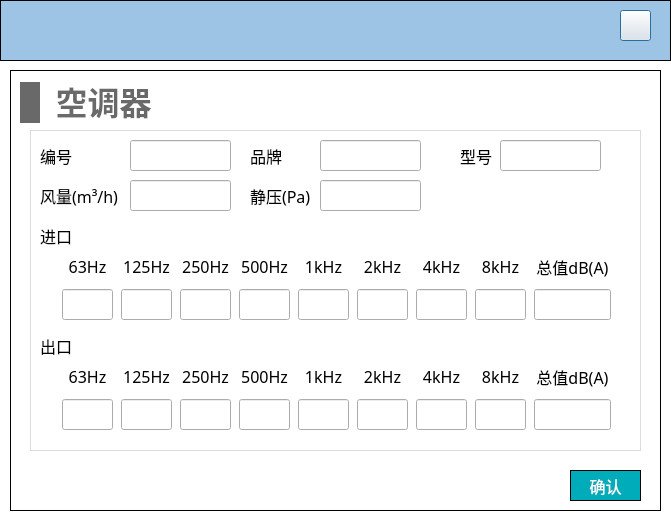
Before: the Qt Designer form NoiseCalSoft/inputDialog/dialog_aircondition_noise.ui in haobana/NoiCal, drawn with Qt 5.
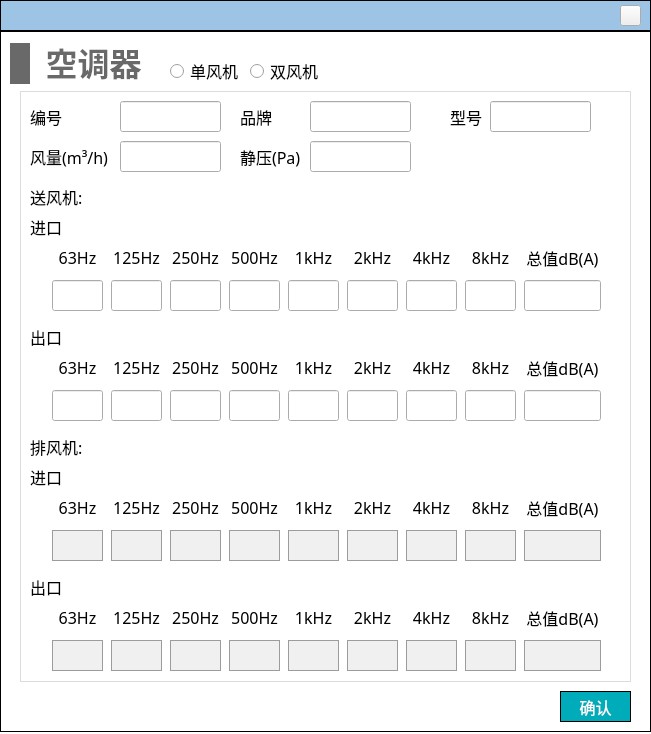
After: the same form once the commit is applied. Icons and pictures are not drawn.

What changed in the file:
```diff
--- a/NoiseCalSoft/inputDialog/dialog_aircondition_noise.ui
+++ b/NoiseCalSoft/inputDialog/dialog_aircondition_noise.ui
@@ -6,16 +6,10 @@
    <rect>
     <x>0</x>
     <y>0</y>
-    <width>671</width>
-    <height>519</height>
+    <width>651</width>
+    <height>734</height>
    </rect>
   </property>
-  <property name="minimumSize">
-   <size>
-    <width>671</width>
-    <height>519</height>
-   </size>
-  </property>
   <property name="windowTitle">
    <string>Dialog</string>
   </property>
@@ -37,47 +31,13 @@
 font-size: 13px;
 }</string>
   </property>
-  <widget class="QWidget" name="widget_top" native="true">
-   <property name="geometry">
-    <rect>
-     <x>0</x>
-     <y>0</y>
-     <width>671</width>
-     <height>61</height>
-    </rect>
-   </property>
-   <property name="styleSheet">
-    <string notr="true">#widget_top
-{
-border: 1px solid #000000;
-background-color: rgb(157, 196, 229);
-	background-color: rgb(157, 196, 229);
-}</string>
-   </property>
-   <widget class="QPushButton" name="close">
-    <property name="geometry">
-     <rect>
-      <x>620</x>
-      <y>10</y>
-      <width>31</width>
-      <height>31</height>
-     </rect>
-    </property>
-    <property name="styleSheet">
-     <string notr="true">border-image: url(:/images/image/closeWindow.jpg);</string>
-    </property>
-    <property name="text">
-     <string/>
-    </property>
-   </widget>
-  </widget>
   <widget class="QWidget" name="widget_add_fan_noise" native="true">
    <property name="geometry">
     <rect>
-     <x>10</x>
-     <y>70</y>
+     <x>0</x>
+     <y>31</y>
      <width>651</width>
-     <height>441</height>
+     <height>701</height>
     </rect>
    </property>
    <property name="styleSheet">
@@ -92,7 +52,7 @@
       <x>20</x>
       <y>60</y>
       <width>611</width>
-      <height>321</height>
+      <height>591</height>
      </rect>
     </property>
     <property name="styleSheet">
@@ -165,7 +125,7 @@
      <property name="geometry">
       <rect>
        <x>30</x>
-       <y>230</y>
+       <y>260</y>
        <width>561</width>
        <height>72</height>
       </rect>
@@ -817,7 +777,7 @@
      <property name="geometry">
       <rect>
        <x>10</x>
-       <y>90</y>
+       <y>120</y>
        <width>41</width>
        <height>31</height>
       </rect>
@@ -836,7 +796,7 @@
      <property name="geometry">
       <rect>
        <x>10</x>
-       <y>200</y>
+       <y>230</y>
        <width>41</width>
        <height>31</height>
       </rect>
@@ -855,7 +815,7 @@
      <property name="geometry">
       <rect>
        <x>30</x>
-       <y>120</y>
+       <y>150</y>
        <width>561</width>
        <height>72</height>
       </rect>
@@ -1351,43 +1311,1301 @@
          </widget>
         </item>
         <item>
-         <widget class="QLineEdit" name="lineEdit_in_total">
-          <property name="minimumSize">
-           <size>
-            <width>77</width>
-            <height>31</height>
-           </size>
-          </property>
-          <property name="maximumSize">
-           <size>
-            <width>51</width>
-            <height>31</height>
-           </size>
-          </property>
-          <property name="font">
-           <font>
-            <family>Microsoft YaHei</family>
-            <pointsize>-1</pointsize>
-           </font>
-          </property>
-          <property name="alignment">
-           <set>Qt::AlignCenter</set>
-          </property>
-          <property name="readOnly">
-           <bool>true</bool>
-          </property>
-         </widget>
-        </item>
-       </layout>
-      </item>
-     </layout>
+         <widget class="QLineEdit" name="lineEdit_send_in_total">
+          <property name="minimumSize">
+           <size>
+            <width>77</width>
+            <height>31</height>
+           </size>
+          </property>
+          <property name="maximumSize">
+           <size>
+            <width>51</width>
+            <height>31</height>
+           </size>
+          </property>
+          <property name="font">
+           <font>
+            <family>Microsoft YaHei</family>
+            <pointsize>-1</pointsize>
+           </font>
+          </property>
+          <property name="alignment">
+           <set>Qt::AlignCenter</set>
+          </property>
+          <property name="readOnly">
+           <bool>true</bool>
+          </property>
+         </widget>
+        </item>
+       </layout>
+      </item>
+     </layout>
+    </widget>
+    <widget class="QLabel" name="label_31">
+     <property name="geometry">
+      <rect>
+       <x>10</x>
+       <y>90</y>
+       <width>61</width>
+       <height>31</height>
+      </rect>
+     </property>
+     <property name="font">
+      <font>
+       <family>Microsoft YaHei</family>
+       <pointsize>-1</pointsize>
+      </font>
+     </property>
+     <property name="text">
+      <string>送风机:</string>
+     </property>
+    </widget>
+    <widget class="QLabel" name="label_32">
+     <property name="geometry">
+      <rect>
+       <x>10</x>
+       <y>340</y>
+       <width>61</width>
+       <height>31</height>
+      </rect>
+     </property>
+     <property name="font">
+      <font>
+       <family>Microsoft YaHei</family>
+       <pointsize>-1</pointsize>
+      </font>
+     </property>
+     <property name="text">
+      <string>排风机:</string>
+     </property>
+    </widget>
+    <widget class="QWidget" name="layoutWidget_5">
+     <property name="geometry">
+      <rect>
+       <x>30</x>
+       <y>400</y>
+       <width>561</width>
+       <height>72</height>
+      </rect>
+     </property>
+     <layout class="QHBoxLayout" name="horizontalLayout_3">
+      <item>
+       <layout class="QVBoxLayout" name="verticalLayout_19">
+        <item>
+         <widget class="QLabel" name="label_30">
+          <property name="minimumSize">
+           <size>
+            <width>51</width>
+            <height>31</height>
+           </size>
+          </property>
+          <property name="maximumSize">
+           <size>
+            <width>51</width>
+            <height>31</height>
+           </size>
+          </property>
+          <property name="font">
+           <font>
+            <family>Microsoft YaHei</family>
+            <pointsize>-1</pointsize>
+           </font>
+          </property>
+          <property name="text">
+           <string>63Hz</string>
+          </property>
+          <property name="alignment">
+           <set>Qt::AlignCenter</set>
+          </property>
+         </widget>
+        </item>
+        <item>
+         <widget class="QLineEdit" name="lineEdit_exhaust_in_63">
+          <property name="minimumSize">
+           <size>
+            <width>51</width>
+            <height>31</height>
+           </size>
+          </property>
+          <property name="maximumSize">
+           <size>
+            <width>51</width>
+            <height>31</height>
+           </size>
+          </property>
+          <property name="font">
+           <font>
+            <family>Microsoft YaHei</family>
+            <pointsize>-1</pointsize>
+           </font>
+          </property>
+          <property name="styleSheet">
+           <string notr="true">background-color: rgb(240, 240, 240);
+border: 1px solid #9C9C9C;</string>
+          </property>
+          <property name="alignment">
+           <set>Qt::AlignCenter</set>
+          </property>
+          <property name="readOnly">
+           <bool>true</bool>
+          </property>
+         </widget>
+        </item>
+       </layout>
+      </item>
+      <item>
+       <layout class="QVBoxLayout" name="verticalLayout_20">
+        <item>
+         <widget class="QLabel" name="label_33">
+          <property name="minimumSize">
+           <size>
+            <width>51</width>
+            <height>31</height>
+           </size>
+          </property>
+          <property name="maximumSize">
+           <size>
+            <width>51</width>
+            <height>31</height>
+           </size>
+          </property>
+          <property name="font">
+           <font>
+            <family>Microsoft YaHei</family>
+            <pointsize>-1</pointsize>
+           </font>
+          </property>
+          <property name="text">
+           <string>125Hz</string>
+          </property>
+          <property name="alignment">
+           <set>Qt::AlignCenter</set>
+          </property>
+         </widget>
+        </item>
+        <item>
+         <widget class="QLineEdit" name="lineEdit_exhaust_in_125">
+          <property name="minimumSize">
+           <size>
+            <width>51</width>
+            <height>31</height>
+           </size>
+          </property>
+          <property name="maximumSize">
+           <size>
+            <width>51</width>
+            <height>31</height>
+           </size>
+          </property>
+          <property name="font">
+           <font>
+            <family>Microsoft YaHei</family>
+            <pointsize>-1</pointsize>
+           </font>
+          </property>
+          <property name="styleSheet">
+           <string notr="true">background-color: rgb(240, 240, 240);
+border: 1px solid #9C9C9C;</string>
+          </property>
+          <property name="alignment">
+           <set>Qt::AlignCenter</set>
+          </property>
+          <property name="readOnly">
+           <bool>true</bool>
+          </property>
+         </widget>
+        </item>
+       </layout>
+      </item>
+      <item>
+       <layout class="QVBoxLayout" name="verticalLayout_21">
+        <item>
+         <widget class="QLabel" name="label_34">
+          <property name="minimumSize">
+           <size>
+            <width>51</width>
+            <height>31</height>
+           </size>
+          </property>
+          <property name="maximumSize">
+           <size>
+            <width>51</width>
+            <height>31</height>
+           </size>
+          </property>
+          <property name="font">
+           <font>
+            <family>Microsoft YaHei</family>
+            <pointsize>-1</pointsize>
+           </font>
+          </property>
+          <property name="text">
+           <string>250Hz</string>
+          </property>
+          <property name="alignment">
+           <set>Qt::AlignCenter</set>
+          </property>
+         </widget>
+        </item>
+        <item>
+         <widget class="QLineEdit" name="lineEdit_exhaust_in_250">
+          <property name="minimumSize">
+           <size>
+            <width>51</width>
+            <height>31</height>
+           </size>
+          </property>
+          <property name="maximumSize">
+           <size>
+            <width>51</width>
+            <height>31</height>
+           </size>
+          </property>
+          <property name="font">
+           <font>
+            <family>Microsoft YaHei</family>
+            <pointsize>-1</pointsize>
+           </font>
+          </property>
+          <property name="styleSheet">
+           <string notr="true">background-color: rgb(240, 240, 240);
+border: 1px solid #9C9C9C;</string>
+          </property>
+          <property name="alignment">
+           <set>Qt::AlignCenter</set>
+          </property>
+          <property name="readOnly">
+           <bool>true</bool>
+          </property>
+         </widget>
+        </item>
+       </layout>
+      </item>
+      <item>
+       <layout class="QVBoxLayout" name="verticalLayout_22">
+        <item>
+         <widget class="QLabel" name="label_35">
+          <property name="minimumSize">
+           <size>
+            <width>51</width>
+            <height>31</height>
+           </size>
+          </property>
+          <property name="maximumSize">
+           <size>
+            <width>51</width>
+            <height>31</height>
+           </size>
+          </property>
+          <property name="font">
+           <font>
+            <family>Microsoft YaHei</family>
+            <pointsize>-1</pointsize>
+           </font>
+          </property>
+          <property name="text">
+           <string>500Hz</string>
+          </property>
+          <property name="alignment">
+           <set>Qt::AlignCenter</set>
+          </property>
+         </widget>
+        </item>
+        <item>
+         <widget class="QLineEdit" name="lineEdit_exhaust_in_500">
+          <property name="minimumSize">
+           <size>
+            <width>51</width>
+            <height>31</height>
+           </size>
+          </property>
+          <property name="maximumSize">
+           <size>
+            <width>51</width>
+            <height>31</height>
+           </size>
+          </property>
+          <property name="font">
+           <font>
+            <family>Microsoft YaHei</family>
+            <pointsize>-1</pointsize>
+           </font>
+          </property>
+          <property name="styleSheet">
+           <string notr="true">background-color: rgb(240, 240, 240);
+border: 1px solid #9C9C9C;</string>
+          </property>
+          <property name="alignment">
+           <set>Qt::AlignCenter</set>
+          </property>
+          <property name="readOnly">
+           <bool>true</bool>
+          </property>
+         </widget>
+        </item>
+       </layout>
+      </item>
+      <item>
+       <layout class="QVBoxLayout" name="verticalLayout_23">
+        <item>
+         <widget class="QLabel" name="label_36">
+          <property name="minimumSize">
+           <size>
+            <width>51</width>
+            <height>31</height>
+           </size>
+          </property>
+          <property name="maximumSize">
+           <size>
+            <width>51</width>
+            <height>31</height>
+           </size>
+          </property>
+          <property name="font">
+           <font>
+            <family>Microsoft YaHei</family>
+            <pointsize>-1</pointsize>
+           </font>
+          </property>
+          <property name="text">
+           <string>1kHz</string>
+          </property>
+          <property name="alignment">
+           <set>Qt::AlignCenter</set>
+          </property>
+         </widget>
+        </item>
+        <item>
+         <widget class="QLineEdit" name="lineEdit_exhaust_in_1k">
+          <property name="minimumSize">
+           <size>
+            <width>51</width>
+            <height>31</height>
+           </size>
+          </property>
+          <property name="maximumSize">
+           <size>
+            <width>51</width>
+            <height>31</height>
+           </size>
+          </property>
+          <property name="font">
+           <font>
+            <family>Microsoft YaHei</family>
+            <pointsize>-1</pointsize>
+           </font>
+          </property>
+          <property name="styleSheet">
+           <string notr="true">background-color: rgb(240, 240, 240);
+border: 1px solid #9C9C9C;</string>
+          </property>
+          <property name="alignment">
+           <set>Qt::AlignCenter</set>
+          </property>
+          <property name="readOnly">
+           <bool>true</bool>
+          </property>
+         </widget>
+        </item>
+       </layout>
+      </item>
+      <item>
+       <layout class="QVBoxLayout" name="verticalLayout_24">
+        <property name="spacing">
+         <number>6</number>
+        </property>
+        <item>
+         <widget class="QLabel" name="label_37">
+          <property name="minimumSize">
+           <size>
+            <width>51</width>
+            <height>31</height>
+           </size>
+          </property>
+          <property name="maximumSize">
+           <size>
+            <width>51</width>
+            <height>31</height>
+           </size>
+          </property>
+          <property name="font">
+           <font>
+            <family>Microsoft YaHei</family>
+            <pointsize>-1</pointsize>
+           </font>
+          </property>
+          <property name="text">
+           <string>2kHz</string>
+          </property>
+          <property name="alignment">
+           <set>Qt::AlignCenter</set>
+          </property>
+         </widget>
+        </item>
+        <item>
+         <widget class="QLineEdit" name="lineEdit_exhaust_in_2k">
+          <property name="minimumSize">
+           <size>
+            <width>51</width>
+            <height>31</height>
+           </size>
+          </property>
+          <property name="maximumSize">
+           <size>
+            <width>51</width>
+            <height>31</height>
+           </size>
+          </property>
+          <property name="font">
+           <font>
+            <family>Microsoft YaHei</family>
+            <pointsize>-1</pointsize>
+           </font>
+          </property>
+          <property name="styleSheet">
+           <string notr="true">background-color: rgb(240, 240, 240);
+border: 1px solid #9C9C9C;</string>
+          </property>
+          <property name="alignment">
+           <set>Qt::AlignCenter</set>
+          </property>
+          <property name="readOnly">
+           <bool>true</bool>
+          </property>
+         </widget>
+        </item>
+       </layout>
+      </item>
+      <item>
+       <layout class="QVBoxLayout" name="verticalLayout_25">
+        <item>
+         <widget class="QLabel" name="label_2">
+          <property name="minimumSize">
+           <size>
+            <width>51</width>
+            <height>31</height>
+           </size>
+          </property>
+          <property name="maximumSize">
+           <size>
+            <width>51</width>
+            <height>31</height>
+           </size>
+          </property>
+          <property name="font">
+           <font>
+            <family>Microsoft YaHei</family>
+            <pointsize>-1</pointsize>
+           </font>
+          </property>
+          <property name="text">
+           <string>4kHz</string>
+          </property>
+          <property name="alignment">
+           <set>Qt::AlignCenter</set>
+          </property>
+         </widget>
+        </item>
+        <item>
+         <widget class="QLineEdit" name="lineEdit_exhaust_in_4k">
+          <property name="minimumSize">
+           <size>
+            <width>51</width>
+            <height>31</height>
+           </size>
+          </property>
+          <property name="maximumSize">
+           <size>
+            <width>51</width>
+            <height>31</height>
+           </size>
+          </property>
+          <property name="font">
+           <font>
+            <family>Microsoft YaHei</family>
+            <pointsize>-1</pointsize>
+           </font>
+          </property>
+          <property name="styleSheet">
+           <string notr="true">background-color: rgb(240, 240, 240);
+border: 1px solid #9C9C9C;</string>
+          </property>
+          <property name="alignment">
+           <set>Qt::AlignCenter</set>
+          </property>
+          <property name="readOnly">
+           <bool>true</bool>
+          </property>
+         </widget>
+        </item>
+       </layout>
+      </item>
+      <item>
+       <layout class="QVBoxLayout" name="verticalLayout_26">
+        <item>
+         <widget class="QLabel" name="label_38">
+          <property name="minimumSize">
+           <size>
+            <width>51</width>
+            <height>31</height>
+           </size>
+          </property>
+          <property name="maximumSize">
+           <size>
+            <width>51</width>
+            <height>31</height>
+           </size>
+          </property>
+          <property name="font">
+           <font>
+            <family>Microsoft YaHei</family>
+            <pointsize>-1</pointsize>
+           </font>
+          </property>
+          <property name="text">
+           <string>8kHz</string>
+          </property>
+          <property name="alignment">
+           <set>Qt::AlignCenter</set>
+          </property>
+         </widget>
+        </item>
+        <item>
+         <widget class="QLineEdit" name="lineEdit_exhaust_in_8k">
+          <property name="minimumSize">
+           <size>
+            <width>51</width>
+            <height>31</height>
+           </size>
+          </property>
+          <property name="maximumSize">
+           <size>
+            <width>51</width>
+            <height>31</height>
+           </size>
+          </property>
+          <property name="font">
+           <font>
+            <family>Microsoft YaHei</family>
+            <pointsize>-1</pointsize>
+           </font>
+          </property>
+          <property name="styleSheet">
+           <string notr="true">background-color: rgb(240, 240, 240);
+border: 1px solid #9C9C9C;</string>
+          </property>
+          <property name="alignment">
+           <set>Qt::AlignCenter</set>
+          </property>
+          <property name="readOnly">
+           <bool>true</bool>
+          </property>
+         </widget>
+        </item>
+       </layout>
+      </item>
+      <item>
+       <layout class="QVBoxLayout" name="verticalLayout_27">
+        <item>
+         <widget class="QLabel" name="label_39">
+          <property name="minimumSize">
+           <size>
+            <width>77</width>
+            <height>31</height>
+           </size>
+          </property>
+          <property name="maximumSize">
+           <size>
+            <width>51</width>
+            <height>31</height>
+           </size>
+          </property>
+          <property name="font">
+           <font>
+            <family>Microsoft YaHei</family>
+            <pointsize>-1</pointsize>
+           </font>
+          </property>
+          <property name="text">
+           <string>总值dB(A)</string>
+          </property>
+          <property name="alignment">
+           <set>Qt::AlignCenter</set>
+          </property>
+         </widget>
+        </item>
+        <item>
+         <widget class="QLineEdit" name="lineEdit_exhaust_in_total">
+          <property name="minimumSize">
+           <size>
+            <width>77</width>
+            <height>31</height>
+           </size>
+          </property>
+          <property name="maximumSize">
+           <size>
+            <width>51</width>
+            <height>31</height>
+           </size>
+          </property>
+          <property name="font">
+           <font>
+            <family>Microsoft YaHei</family>
+            <pointsize>-1</pointsize>
+           </font>
+          </property>
+          <property name="styleSheet">
+           <string notr="true">background-color: rgb(240, 240, 240);
+border: 1px solid #9C9C9C;</string>
+          </property>
+          <property name="alignment">
+           <set>Qt::AlignCenter</set>
+          </property>
+          <property name="readOnly">
+           <bool>true</bool>
+          </property>
+         </widget>
+        </item>
+       </layout>
+      </item>
+     </layout>
+    </widget>
+    <widget class="QLabel" name="label_40">
+     <property name="geometry">
+      <rect>
+       <x>10</x>
+       <y>370</y>
+       <width>41</width>
+       <height>31</height>
+      </rect>
+     </property>
+     <property name="font">
+      <font>
+       <family>Microsoft YaHei</family>
+       <pointsize>-1</pointsize>
+      </font>
+     </property>
+     <property name="text">
+      <string>进口</string>
+     </property>
+    </widget>
+    <widget class="QWidget" name="layoutWidget_2">
+     <property name="geometry">
+      <rect>
+       <x>30</x>
+       <y>510</y>
+       <width>561</width>
+       <height>72</height>
+      </rect>
+     </property>
+     <layout class="QHBoxLayout" name="horizontalLayout_4">
+      <item>
+       <layout class="QVBoxLayout" name="verticalLayout_28">
+        <item>
+         <widget class="QLabel" name="label_13">
+          <property name="minimumSize">
+           <size>
+            <width>51</width>
+            <height>31</height>
+           </size>
+          </property>
+          <property name="maximumSize">
+           <size>
+            <width>51</width>
+            <height>31</height>
+           </size>
+          </property>
+          <property name="font">
+           <font>
+            <family>Microsoft YaHei</family>
+            <pointsize>-1</pointsize>
+           </font>
+          </property>
+          <property name="text">
+           <string>63Hz</string>
+          </property>
+          <property name="alignment">
+           <set>Qt::AlignCenter</set>
+          </property>
+         </widget>
+        </item>
+        <item>
+         <widget class="QLineEdit" name="lineEdit_exhaust_out_63">
+          <property name="minimumSize">
+           <size>
+            <width>51</width>
+            <height>31</height>
+           </size>
+          </property>
+          <property name="maximumSize">
+           <size>
+            <width>51</width>
+            <height>31</height>
+           </size>
+          </property>
+          <property name="font">
+           <font>
+            <family>Microsoft YaHei</family>
+            <pointsize>-1</pointsize>
+           </font>
+          </property>
+          <property name="styleSheet">
+           <string notr="true">background-color: rgb(240, 240, 240);
+border: 1px solid #9C9C9C;</string>
+          </property>
+          <property name="alignment">
+           <set>Qt::AlignCenter</set>
+          </property>
+          <property name="readOnly">
+           <bool>true</bool>
+          </property>
+         </widget>
+        </item>
+       </layout>
+      </item>
+      <item>
+       <layout class="QVBoxLayout" name="verticalLayout_29">
+        <item>
+         <widget class="QLabel" name="label_41">
+          <property name="minimumSize">
+           <size>
+            <width>51</width>
+            <height>31</height>
+           </size>
+          </property>
+          <property name="maximumSize">
+           <size>
+            <width>51</width>
+            <height>31</height>
+           </size>
+          </property>
+          <property name="font">
+           <font>
+            <family>Microsoft YaHei</family>
+            <pointsize>-1</pointsize>
+           </font>
+          </property>
+          <property name="text">
+           <string>125Hz</string>
+          </property>
+          <property name="alignment">
+           <set>Qt::AlignCenter</set>
+          </property>
+         </widget>
+        </item>
+        <item>
+         <widget class="QLineEdit" name="lineEdit_exhaust_out_125">
+          <property name="minimumSize">
+           <size>
+            <width>51</width>
+            <height>31</height>
+           </size>
+          </property>
+          <property name="maximumSize">
+           <size>
+            <width>51</width>
+            <height>31</height>
+           </size>
+          </property>
+          <property name="font">
+           <font>
+            <family>Microsoft YaHei</family>
+            <pointsize>-1</pointsize>
+           </font>
+          </property>
+          <property name="styleSheet">
+           <string notr="true">background-color: rgb(240, 240, 240);
+border: 1px solid #9C9C9C;</string>
+          </property>
+          <property name="alignment">
+           <set>Qt::AlignCenter</set>
+          </property>
+          <property name="readOnly">
+           <bool>true</bool>
+          </property>
+         </widget>
+        </item>
+       </layout>
+      </item>
+      <item>
+       <layout class="QVBoxLayout" name="verticalLayout_30">
+        <item>
+         <widget class="QLabel" name="label_42">
+          <property name="minimumSize">
+           <size>
+            <width>51</width>
+            <height>31</height>
+           </size>
+          </property>
+          <property name="maximumSize">
+           <size>
+            <width>51</width>
+            <height>31</height>
+           </size>
+          </property>
+          <property name="font">
+           <font>
+            <family>Microsoft YaHei</family>
+            <pointsize>-1</pointsize>
+           </font>
+          </property>
+          <property name="text">
+           <string>250Hz</string>
+          </property>
+          <property name="alignment">
+           <set>Qt::AlignCenter</set>
+          </property>
+         </widget>
+        </item>
+        <item>
+         <widget class="QLineEdit" name="lineEdit_exhaust_out_250">
+          <property name="minimumSize">
+           <size>
+            <width>51</width>
+            <height>31</height>
+           </size>
+          </property>
+          <property name="maximumSize">
+           <size>
+            <width>51</width>
+            <height>31</height>
+           </size>
+          </property>
+          <property name="font">
+           <font>
+            <family>Microsoft YaHei</family>
+            <pointsize>-1</pointsize>
+           </font>
+          </property>
+          <property name="styleSheet">
+           <string notr="true">background-color: rgb(240, 240, 240);
+border: 1px solid #9C9C9C;</string>
+          </property>
+          <property name="alignment">
+           <set>Qt::AlignCenter</set>
+          </property>
+          <property name="readOnly">
+           <bool>true</bool>
+          </property>
+         </widget>
+        </item>
+       </layout>
+      </item>
+      <item>
+       <layout class="QVBoxLayout" name="verticalLayout_31">
+        <item>
+         <widget class="QLabel" name="label_43">
+          <property name="minimumSize">
+           <size>
+            <width>51</width>
+            <height>31</height>
+           </size>
+          </property>
+          <property name="maximumSize">
+           <size>
+            <width>51</width>
+            <height>31</height>
+           </size>
+          </property>
+          <property name="font">
+           <font>
+            <family>Microsoft YaHei</family>
+            <pointsize>-1</pointsize>
+           </font>
+          </property>
+          <property name="text">
+           <string>500Hz</string>
+          </property>
+          <property name="alignment">
+           <set>Qt::AlignCenter</set>
+          </property>
+         </widget>
+        </item>
+        <item>
+         <widget class="QLineEdit" name="lineEdit_exhaust_out_500">
+          <property name="minimumSize">
+           <size>
+            <width>51</width>
+            <height>31</height>
+           </size>
+          </property>
+          <property name="maximumSize">
+           <size>
+            <width>51</width>
+            <height>31</height>
+           </size>
+          </property>
+          <property name="font">
+           <font>
+            <family>Microsoft YaHei</family>
+            <pointsize>-1</pointsize>
+           </font>
+          </property>
+          <property name="styleSheet">
+           <string notr="true">background-color: rgb(240, 240, 240);
+border: 1px solid #9C9C9C;</string>
+          </property>
+          <property name="alignment">
+           <set>Qt::AlignCenter</set>
+          </property>
+          <property name="readOnly">
+           <bool>true</bool>
+          </property>
+         </widget>
+        </item>
+       </layout>
+      </item>
+      <item>
+       <layout class="QVBoxLayout" name="verticalLayout_32">
+        <item>
+         <widget class="QLabel" name="label_44">
+          <property name="minimumSize">
+           <size>
+            <width>51</width>
+            <height>31</height>
+           </size>
+          </property>
+          <property name="maximumSize">
+           <size>
+            <width>51</width>
+            <height>31</height>
+           </size>
+          </property>
+          <property name="font">
+           <font>
+            <family>Microsoft YaHei</family>
+            <pointsize>-1</pointsize>
+           </font>
+          </property>
+          <property name="text">
+           <string>1kHz</string>
+          </property>
+          <property name="alignment">
+           <set>Qt::AlignCenter</set>
+          </property>
+         </widget>
+        </item>
+        <item>
+         <widget class="QLineEdit" name="lineEdit_exhaust_out_1k">
+          <property name="minimumSize">
+           <size>
+            <width>51</width>
+            <height>31</height>
+           </size>
+          </property>
+          <property name="maximumSize">
+           <size>
+            <width>51</width>
+            <height>31</height>
+           </size>
+          </property>
+          <property name="font">
+           <font>
+            <family>Microsoft YaHei</family>
+            <pointsize>-1</pointsize>
+           </font>
+          </property>
+          <property name="styleSheet">
+           <string notr="true">background-color: rgb(240, 240, 240);
+border: 1px solid #9C9C9C;</string>
+          </property>
+          <property name="alignment">
+           <set>Qt::AlignCenter</set>
+          </property>
+          <property name="readOnly">
+           <bool>true</bool>
+          </property>
+         </widget>
+        </item>
+       </layout>
+      </item>
+      <item>
+       <layout class="QVBoxLayout" name="verticalLayout_33">
+        <property name="spacing">
+         <number>6</number>
+        </property>
+        <item>
+         <widget class="QLabel" name="label_45">
+          <property name="minimumSize">
+           <size>
+            <width>51</width>
+            <height>31</height>
+           </size>
+          </property>
+          <property name="maximumSize">
+           <size>
+            <width>51</width>
+            <height>31</height>
+           </size>
+          </property>
+          <property name="font">
+           <font>
+            <family>Microsoft YaHei</family>
+            <pointsize>-1</pointsize>
+           </font>
+          </property>
+          <property name="text">
+           <string>2kHz</string>
+          </property>
+          <property name="alignment">
+           <set>Qt::AlignCenter</set>
+          </property>
+         </widget>
+        </item>
+        <item>
+         <widget class="QLineEdit" name="lineEdit_exhaust_out_2k">
+          <property name="minimumSize">
+           <size>
+            <width>51</width>
+            <height>31</height>
+           </size>
+          </property>
+          <property name="maximumSize">
+           <size>
+            <width>51</width>
+            <height>31</height>
+           </size>
+          </property>
+          <property name="font">
+           <font>
+            <family>Microsoft YaHei</family>
+            <pointsize>-1</pointsize>
+           </font>
+          </property>
+          <property name="styleSheet">
+           <string notr="true">background-color: rgb(240, 240, 240);
+border: 1px solid #9C9C9C;</string>
+          </property>
+          <property name="alignment">
+           <set>Qt::AlignCenter</set>
+          </property>
+          <property name="readOnly">
+           <bool>true</bool>
+          </property>
+         </widget>
+        </item>
+       </layout>
+      </item>
+      <item>
+       <layout class="QVBoxLayout" name="verticalLayout_34">
+        <item>
+         <widget class="QLabel" name="label_3">
+          <property name="minimumSize">
+           <size>
+            <width>51</width>
+            <height>31</height>
+           </size>
+          </property>
+          <property name="maximumSize">
+           <size>
+            <width>51</width>
+            <height>31</height>
+           </size>
+          </property>
+          <property name="font">
+           <font>
+            <family>Microsoft YaHei</family>
+            <pointsize>-1</pointsize>
+           </font>
+          </property>
+          <property name="text">
+           <string>4kHz</string>
+          </property>
+          <property name="alignment">
+           <set>Qt::AlignCenter</set>
+          </property>
+         </widget>
+        </item>
+        <item>
+         <widget class="QLineEdit" name="lineEdit_exhaust_out_4k">
+          <property name="minimumSize">
+           <size>
+            <width>51</width>
+            <height>31</height>
+           </size>
+          </property>
+          <property name="maximumSize">
+           <size>
+            <width>51</width>
+            <height>31</height>
+           </size>
+          </property>
+          <property name="font">
+           <font>
+            <family>Microsoft YaHei</family>
+            <pointsize>-1</pointsize>
+           </font>
+          </property>
+          <property name="styleSheet">
+           <string notr="true">background-color: rgb(240, 240, 240);
+border: 1px solid #9C9C9C;</string>
+          </property>
+          <property name="alignment">
+           <set>Qt::AlignCenter</set>
+          </property>
+          <property name="readOnly">
+           <bool>true</bool>
+          </property>
+         </widget>
+        </item>
+       </layout>
+      </item>
+      <item>
+       <layout class="QVBoxLayout" name="verticalLayout_35">
+        <item>
+         <widget class="QLabel" name="label_46">
+          <property name="minimumSize">
+           <size>
+            <width>51</width>
+            <height>31</height>
+           </size>
+          </property>
+          <property name="maximumSize">
+           <size>
+            <width>51</width>
+            <height>31</height>
+           </size>
+          </property>
+          <property name="font">
+           <font>
+            <family>Microsoft YaHei</family>
+            <pointsize>-1</pointsize>
+           </font>
+          </property>
+          <property name="text">
+           <string>8kHz</string>
+          </property>
+          <property name="alignment">
+           <set>Qt::AlignCenter</set>
+          </property>
+         </widget>
+        </item>
+        <item>
+         <widget class="QLineEdit" name="lineEdit_exhaust_out_8k">
+          <property name="minimumSize">
+           <size>
+            <width>51</width>
+            <height>31</height>
+           </size>
+          </property>
+          <property name="maximumSize">
+           <size>
+            <width>51</width>
+            <height>31</height>
+           </size>
+          </property>
+          <property name="font">
+           <font>
+            <family>Microsoft YaHei</family>
+            <pointsize>-1</pointsize>
+           </font>
+          </property>
+          <property name="styleSheet">
+           <string notr="true">background-color: rgb(240, 240, 240);
+border: 1px solid #9C9C9C;</string>
+          </property>
+          <property name="alignment">
+           <set>Qt::AlignCenter</set>
+          </property>
+          <property name="readOnly">
+           <bool>true</bool>
+          </property>
+         </widget>
+        </item>
+       </layout>
+      </item>
+      <item>
+       <layout class="QVBoxLayout" name="verticalLayout_36">
+        <item>
+         <widget class="QLabel" name="label_47">
+          <property name="minimumSize">
+           <size>
+            <width>77</width>
+            <height>31</height>
+           </size>
+          </property>
+          <property name="maximumSize">
+           <size>
+            <width>51</width>
+            <height>31</height>
+           </size>
+          </property>
+          <property name="font">
+           <font>
+            <family>Microsoft YaHei</family>
+            <pointsize>-1</pointsize>
+           </font>
+          </property>
+          <property name="text">
+           <string>总值dB(A)</string>
+          </property>
+          <property name="alignment">
+           <set>Qt::AlignCenter</set>
+          </property>
+         </widget>
+        </item>
+        <item>
+         <widget class="QLineEdit" name="lineEdit_exhaust_out_total">
+          <property name="minimumSize">
+           <size>
+            <width>77</width>
+            <height>31</height>
+           </size>
+          </property>
+          <property name="maximumSize">
+           <size>
+            <width>51</width>
+            <height>31</height>
+           </size>
+          </property>
+          <property name="font">
+           <font>
+            <family>Microsoft YaHei</family>
+            <pointsize>-1</pointsize>
+           </font>
+          </property>
+          <property name="styleSheet">
+           <string notr="true">background-color: rgb(240, 240, 240);
+border: 1px solid #9C9C9C;</string>
+          </property>
+          <property name="alignment">
+           <set>Qt::AlignCenter</set>
+          </property>
+          <property name="readOnly">
+           <bool>true</bool>
+          </property>
+         </widget>
+        </item>
+       </layout>
+      </item>
+     </layout>
+    </widget>
+    <widget class="QLabel" name="label_48">
+     <property name="geometry">
+      <rect>
+       <x>10</x>
+       <y>480</y>
+       <width>41</width>
+       <height>31</height>
+      </rect>
+     </property>
+     <property name="font">
+      <font>
+       <family>Microsoft YaHei</family>
+       <pointsize>-1</pointsize>
+      </font>
+     </property>
+     <property name="text">
+      <string>出口</string>
+     </property>
     </widget>
    </widget>
    <widget class="QPushButton" name="pushButton_confirm">
     <property name="geometry">
      <rect>
       <x>560</x>
-      <y>400</y>
+      <y>660</y>
       <width>71</width>
       <height>31</height>
      </rect>
@@ -1477,6 +2695,78 @@
       </widget>
      </item>
     </layout>
+   </widget>
+   <widget class="QRadioButton" name="radioButton_single">
+    <property name="geometry">
+     <rect>
+      <x>170</x>
+      <y>30</y>
+      <width>71</width>
+      <height>20</height>
+     </rect>
+    </property>
+    <property name="font">
+     <font>
+      <family>Microsoft YaHei</family>
+      <pointsize>12</pointsize>
+     </font>
+    </property>
+    <property name="text">
+     <string>单风机</string>
+    </property>
+   </widget>
+   <widget class="QRadioButton" name="radioButton_double">
+    <property name="geometry">
+     <rect>
+      <x>250</x>
+      <y>30</y>
+      <width>71</width>
+      <height>20</height>
+     </rect>
+    </property>
+    <property name="font">
+     <font>
+      <family>Microsoft YaHei</family>
+      <pointsize>12</pointsize>
+     </font>
+    </property>
+    <property name="text">
+     <string>双风机</string>
+    </property>
+   </widget>
+  </widget>
+  <widget class="QWidget" name="widget_top" native="true">
+   <property name="geometry">
+    <rect>
+     <x>0</x>
+     <y>0</y>
+     <width>651</width>
+     <height>31</height>
+    </rect>
+   </property>
+   <property name="styleSheet">
+    <string notr="true">#widget_top
+{
+border: 1px solid #000000;
+background-color: rgb(157, 196, 229);
+	background-color: rgb(157, 196, 229);
+}</string>
+   </property>
+   <widget class="QPushButton" name="close">
+    <property name="geometry">
+     <rect>
+      <x>620</x>
+      <y>5</y>
+      <width>21</width>
+      <height>21</height>
+     </rect>
+    </property>
+    <property name="styleSheet">
+     <string notr="true">border-image: url(:/images/image/closeWindow.jpg);</string>
+    </property>
+    <property name="text">
+     <string/>
+    </property>
    </widget>
   </widget>
  </widget>
```
Left out of the diff: 34 changed lines with no effect on the pictures.
